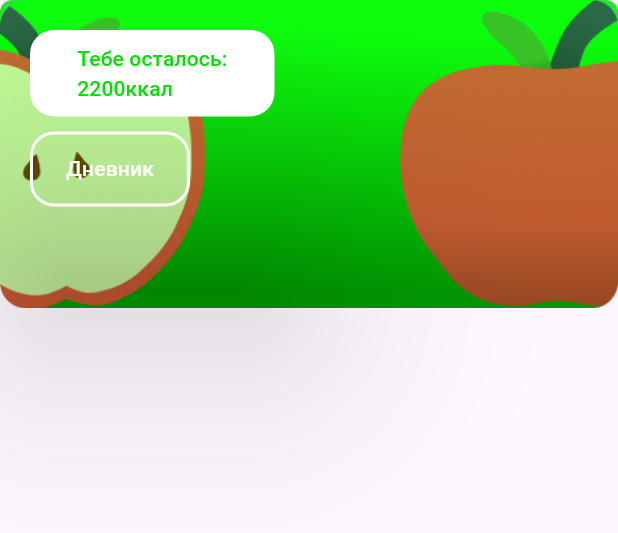
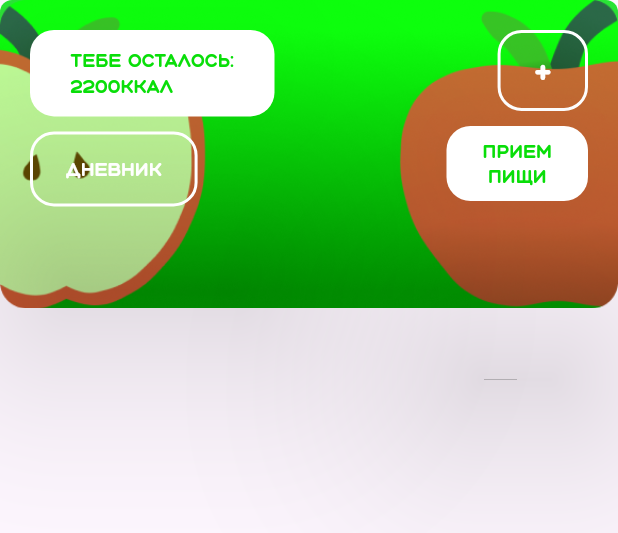
Before and after one commit to MatveyNevirets/BodyBuddies, a Flutter app: the NutritionFeatureCard widget shown alone on an empty page, opened directly, on a phone screen of 412 x 824 dp. Shown: the top 533 px of the screen. Run offline on Flutter 3.47's test engine with Material 3 defaults, Android fonts, the phone set to English and light mode, and no system bars; our stand-ins replace bloc, flutter_bloc.

Commit message:
Created: "Done design of nutrition block"

```diff
--- a/lib/core/styles/styles.dart
+++ b/lib/core/styles/styles.dart
@@ -74,7 +74,8 @@ abstract class Styles {
   static const base_text_button_style =
       TextStyle(color: Colours.base_button_text_color);
 
-  static var nutrition_text_style = TextStyle(fontFamily: 'AqumTwo');
+  static var nutrition_text_style = TextStyle(fontFamily: 'AqumTwo', fontSize: 12);
+  static var nutrition_symbol_text_style = TextStyle(fontFamily: 'AqumTwo', fontSize: 21);
 
   static double nutrition_button_elevate = 72;
 
--- a/lib/features/workouts/presentation/widgets/features_cards/nutrition/nutrition_feature_card.dart
+++ b/lib/features/workouts/presentation/widgets/features_cards/nutrition/nutrition_feature_card.dart
@@ -27,15 +27,30 @@ class NutritionFeatureCard extends StatelessWidget {
           Stack(children: [
             Image(image: AssetImage("lib/assets/images/NutritionBackground.png")),
             Positioned(
-              top: 20,
-              left: 20,
-              child: Column(
-                crossAxisAlignment: CrossAxisAlignment.start,
-                children: [
-                  StylisedButton(true, Colours.white_text_color, null, Styles.nutrition_button_elevate, Strings.you_need_more, "2200ккал", () {}),
-                  SizedBox(height: Styles.height_of_text_to_widget,),
-                  StylisedButton(false, Colours.invisible_color, Colours.white_text_color, 72, "Дневник", null, () {}),
-                ],
+              child: Container(
+                margin: Styles.base_margin_size * 1.25,
+                child: Row(
+                  crossAxisAlignment: CrossAxisAlignment.start,
+                  children: [
+                    Column(
+                      crossAxisAlignment: CrossAxisAlignment.start,
+                      children: [
+                        StylisedButton(null,null,null,true,Colours.white_text_color, null, Styles.nutrition_button_elevate, Strings.you_need_more, "2200ккал", null),
+                        SizedBox(height: Styles.height_of_text_to_widget,),
+                        StylisedButton(null,null,null,false, Colours.invisible_color, Colours.white_text_color, 72, "Дневник", null, () {}),
+                      ],
+                    ),
+                    Expanded(child: SizedBox(),),
+                    Column(
+                      crossAxisAlignment: CrossAxisAlignment.end,
+                      children: [
+                        StylisedButton(Size(10,54),null,Styles.nutrition_symbol_text_style,false, Colours.invisible_color, Colours.white_text_color, 72, "+", null, () {}),
+                        SizedBox(height: Styles.height_of_text_to_widget,),
+                        StylisedButton(Size(90,50),CrossAxisAlignment.center,null,true, Colours.white_text_color, null, Styles.nutrition_button_elevate, "Прием", "пищи", null),
+                      ],
+                    ),
+                  ],
+                ),
               ),
             )
           ],)
--- a/lib/features/workouts/presentation/widgets/features_cards/nutrition/widgets/stylised_button.dart
+++ b/lib/features/workouts/presentation/widgets/features_cards/nutrition/widgets/stylised_button.dart
@@ -10,11 +10,17 @@ class StylisedButton extends StatelessWidget {
   final Color? color;
   final double? elevation;
   final String title;
+  final Size? buttonSize;
+  final TextStyle? textStyle;
+  final CrossAxisAlignment? crossAxisAlignment;
   String? subTitle;
 
-  final VoidCallback onPressed;
+  final VoidCallback? onPressed;
 
   StylisedButton(
+    this.buttonSize,
+    this.crossAxisAlignment,
+    this.textStyle,
     this.isElevated,
     this.backgroundColor,
     this.color,
@@ -29,16 +35,6 @@ class StylisedButton extends StatelessWidget {
     if (isElevated && subTitle != null) {
       return ElevatedButton(
         onPressed: onPressed,
-        child: Column(
-          crossAxisAlignment: CrossAxisAlignment.start,
-          children: [
-            Text(
-              title,
-              style: Styles.nutrition_text_style,
-            ),
-            Text(subTitle!, style: Styles.nutrition_text_style),
-          ],
-        ),
         style: ButtonStyle(
           backgroundColor: WidgetStatePropertyAll(
               backgroundColor ?? Colours.white_text_color),
@@ -46,7 +42,7 @@ class StylisedButton extends StatelessWidget {
               WidgetStatePropertyAll(color ?? Colours.green_text_color),
           elevation: WidgetStatePropertyAll(elevation ?? 8),
           minimumSize: WidgetStatePropertyAll(
-            Size(163, 72 / 1.25),
+            buttonSize ?? Size(163, 72 / 1.25),
           ),
           shape: WidgetStatePropertyAll(
             RoundedRectangleBorder(
@@ -54,19 +50,20 @@ class StylisedButton extends StatelessWidget {
             ),
           ),
         ),
+        child: Column(
+          crossAxisAlignment: crossAxisAlignment ?? CrossAxisAlignment.start,
+          children: [
+            Text(
+              title,
+              style: textStyle ?? Styles.nutrition_text_style,
+            ),
+            Text(subTitle!, style: textStyle ?? Styles.nutrition_text_style),
+          ],
+        ),
       );
     } else if (isElevated && subTitle == null) {
       return ElevatedButton(
         onPressed: onPressed,
-        child: Column(
-          crossAxisAlignment: CrossAxisAlignment.start,
-          children: [
-            Text(
-              title,
-              style: Styles.nutrition_text_style,
-            ),
-          ],
-        ),
         style: ButtonStyle(
           backgroundColor: WidgetStatePropertyAll(
               backgroundColor ?? Colours.white_text_color),
@@ -74,7 +71,7 @@ class StylisedButton extends StatelessWidget {
               WidgetStatePropertyAll(color ?? Colours.green_text_color),
           elevation: WidgetStatePropertyAll(elevation ?? 72),
           minimumSize: WidgetStatePropertyAll(
-            Size(163, 72 / 1.25),
+            buttonSize ?? Size(163, 72 / 1.25),
           ),
           shape: WidgetStatePropertyAll(
             RoundedRectangleBorder(
@@ -82,14 +79,22 @@ class StylisedButton extends StatelessWidget {
             ),
           ),
         ),
+        child: Column(
+          crossAxisAlignment: crossAxisAlignment ?? CrossAxisAlignment.start,
+          children: [
+            Text(
+              title,
+              style: textStyle ?? Styles.nutrition_text_style,
+            ),
+          ],
+        ),
       );
     } else {
       return OutlinedButton(
         onPressed: onPressed,
-        child: Text(title, style: Styles.nutrition_text_style,),
         style: ButtonStyle(
             minimumSize: WidgetStatePropertyAll(
-              Size(90, 50),
+              buttonSize ?? Size(90, 50),
             ),
             shape: WidgetStatePropertyAll(
               RoundedRectangleBorder(
@@ -105,6 +110,10 @@ class StylisedButton extends StatelessWidget {
             foregroundColor:
                 WidgetStatePropertyAll(color ?? Colours.green_text_color),
             elevation: WidgetStatePropertyAll(elevation ?? 72)),
+        child: Text(
+          title,
+          style: textStyle ?? Styles.nutrition_text_style,
+        ),
       );
     }
   }
--- a/lib/features/workouts/presentation/widgets/water_indicator_widget/water_entity.dart
+++ b/lib/features/workouts/presentation/widgets/water_indicator_widget/water_entity.dart
@@ -45,7 +45,6 @@ class _WaterEntityState extends State<WaterEntity> {
             ? DeactivatingCupEvent(widget.index)
             : ActivatingCupEvent(widget.index));
         setDone(isDone = !isDone);
-        print(widget.index);
       },
       child: Stack(
         children: [
```
Also changed, not shown: lib/assets/icons/flutter-icons-ef864561/bottom_icons_icons.dart (added, +45 -0 lines), lib/assets/icons/flutter-icons-ef864561/config.json (added, +34 -0 lines), lib/assets/fonts/Aqum2classic.otf (added), lib/assets/icons/flutter-icons-ef864561/fonts/BottomIcons.ttf (added), lib/assets/images/apple.png (added), lib/assets/images/water_cup.jpg (added).
